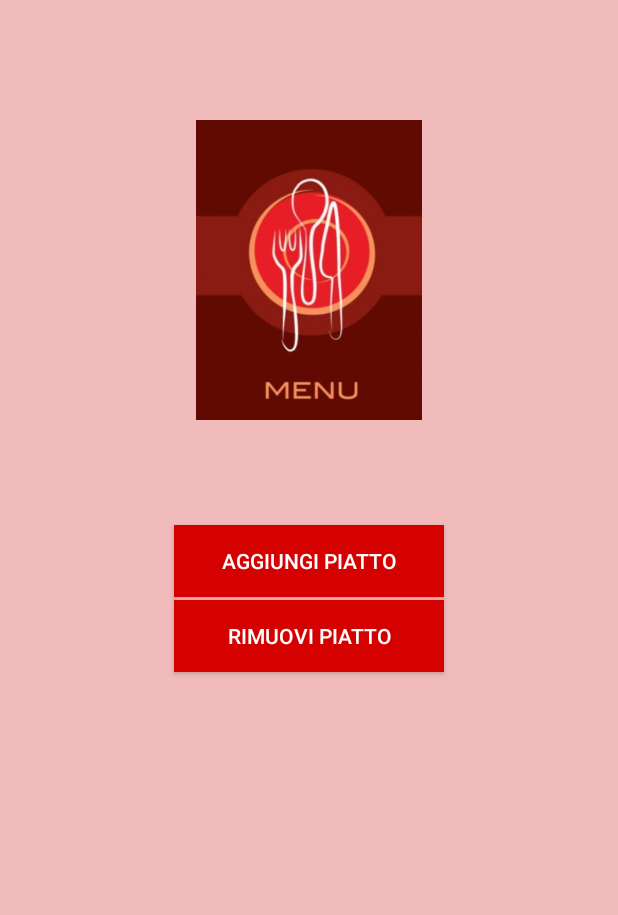
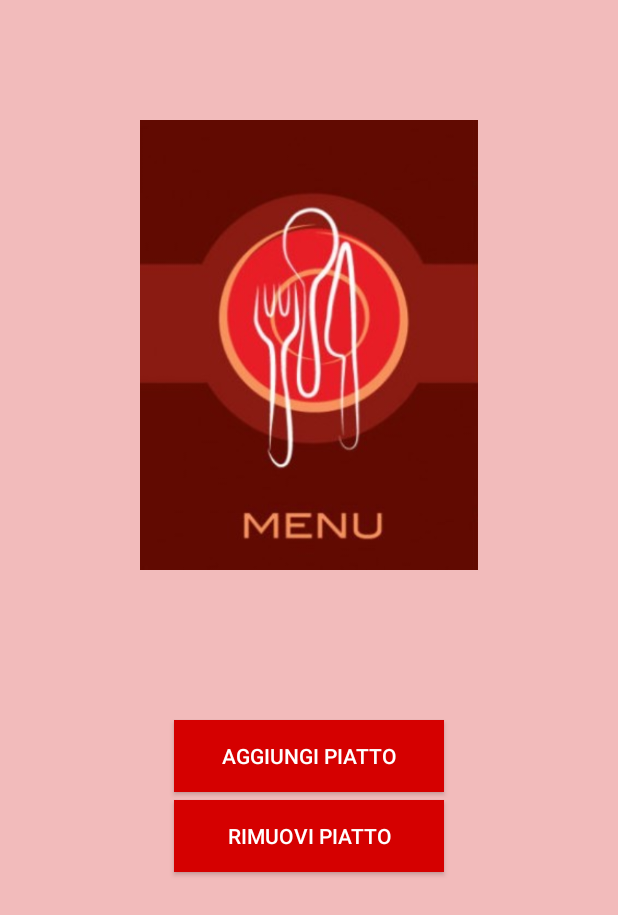
Before and after one commit to silvialorusso90/SMS_Lorusso_Silvia, an Android app: the layout activity_modifica_menu.xml on its own in the app's theme, with its tools: preview values and no code run, on a phone screen of 412 x 824 dp. Shown: the top 915 px of the screen. Run offline under Robolectric (Android 15) with nearby library versions, the phone set to English and light mode, and no system bars.

Commit message:
modifica dei file di layout

```diff
--- a/app/src/main/java/com/example/sms_lorusso_silvia/Cliente_Activity.java
+++ b/app/src/main/java/com/example/sms_lorusso_silvia/Cliente_Activity.java
@@ -15,8 +15,8 @@ public class Cliente_Activity extends AppCompatActivity {
     protected void onCreate(Bundle savedInstanceState) {
         super.onCreate(savedInstanceState);
         setContentView(R.layout.activity_cliente);
-        //Toolbar toolbar = (Toolbar) findViewById(R.id.toolbar);
-        //setSupportActionBar(toolbar);
+
+        setTitle("");
     }
 
     public void lanciaOrdineCliente(View view) {
--- a/app/src/main/java/com/example/sms_lorusso_silvia/Modifica_menu_activity.java
+++ b/app/src/main/java/com/example/sms_lorusso_silvia/Modifica_menu_activity.java
@@ -15,8 +15,7 @@ public class Modifica_menu_activity extends AppCompatActivity {
     protected void onCreate(Bundle savedInstanceState) {
         super.onCreate(savedInstanceState);
         setContentView(R.layout.activity_modifica_menu);
-        //Toolbar toolbar = (Toolbar) findViewById(R.id.toolbar);
-        //setSupportActionBar(toolbar);
+        setTitle("");
     }
 
     public void lanciaAggiungiPiatto(View view) {
--- a/app/src/main/java/com/example/sms_lorusso_silvia/Pagadopo_Activity.java
+++ b/app/src/main/java/com/example/sms_lorusso_silvia/Pagadopo_Activity.java
@@ -14,6 +14,8 @@ public class Pagadopo_Activity extends AppCompatActivity {
         super.onCreate(savedInstanceState);
         setContentView(R.layout.activity_pagadopo_);
 
+        setTitle("");
+
         a = (TextView) findViewById(R.id.textView7);
     }
 }
--- a/app/src/main/java/com/example/sms_lorusso_silvia/Rimuovi_Piatto_Activity.java
+++ b/app/src/main/java/com/example/sms_lorusso_silvia/Rimuovi_Piatto_Activity.java
@@ -20,8 +20,8 @@ public class Rimuovi_Piatto_Activity extends AppCompatActivity {
     protected void onCreate(Bundle savedInstanceState) {
         super.onCreate(savedInstanceState);
         setContentView(R.layout.activity_rimuovi_pi);
-        //Toolbar toolbar = (Toolbar) findViewById(R.id.toolbar);
-        //setSupportActionBar(toolbar);
+
+        setTitle("");
 
         final RecyclerView recyclerView = (RecyclerView) findViewById(R.id.rec_r_p);
         recyclerView.setLayoutManager(new LinearLayoutManager(this));
--- a/app/src/main/java/com/example/sms_lorusso_silvia/RistoratoreActivity.java
+++ b/app/src/main/java/com/example/sms_lorusso_silvia/RistoratoreActivity.java
@@ -13,6 +13,8 @@ public class RistoratoreActivity extends AppCompatActivity {
     protected void onCreate(Bundle savedInstanceState) {
         super.onCreate(savedInstanceState);
         setContentView(R.layout.activity_ristoratore);
+
+        setTitle("");
     }
 
     public void lanciaVisualizzaMenu(View view) {
--- a/app/src/main/res/layout/activity_modifica_menu.xml
+++ b/app/src/main/res/layout/activity_modifica_menu.xml
@@ -12,9 +12,9 @@
 
     <ImageView
         android:id="@+id/imageView"
-        android:layout_width="200dp"
-        android:layout_height="200dp"
-        android:layout_marginTop="80dp"
+        android:layout_width="300sp"
+        android:layout_height="300sp"
+        android:layout_marginTop="80sp"
         android:layout_centerHorizontal="true"
         app:srcCompat="@drawable/menu"  />
 
@@ -23,7 +23,8 @@
         android:layout_width="180dp"
         android:layout_height="wrap_content"
         android:layout_centerHorizontal="true"
-        android:layout_marginTop="350dp"
+        android:layout_marginTop="100sp"
+        android:layout_below="@id/imageView"
         android:onClick="lanciaAggiungiPiatto"
         android:text="@string/aggiungi_piatto"
         android:background="@color/color1"
@@ -35,7 +36,8 @@
         android:layout_width="180dp"
         android:layout_height="wrap_content"
         android:layout_centerHorizontal="true"
-        android:layout_marginTop="400dp"
+        android:layout_below="@id/button1"
+        android:layout_marginTop="5sp"
         android:onClick="lanciaRimuoviPiatto"
         android:background="@color/color1"
         android:textColor="@android:color/white"
--- a/app/src/main/res/layout/activity_ordina__ins__piatto_.xml
+++ b/app/src/main/res/layout/activity_ordina__ins__piatto_.xml
@@ -9,7 +9,7 @@
     android:background="@color/colorAccent">
 
     <android.support.v7.widget.RecyclerView
-        android:layout_marginTop="55dp"
+        android:layout_marginTop="5sp"
         android:id="@+id/recycler"
         android:layout_width="match_parent"
         android:layout_height="match_parent"
--- a/app/src/main/res/layout/activity_riepilogo__ordine.xml
+++ b/app/src/main/res/layout/activity_riepilogo__ordine.xml
@@ -3,7 +3,6 @@
     android:layout_width="match_parent"
     android:layout_height="match_parent"
     android:id="@+id/relative"
-    android:paddingTop="55dp"
     android:layout_above="@id/textView"
     android:background="@color/colorAccent">
 
```
Also changed, not shown: app/src/main/java/com/example/sms_lorusso_silvia/Aggiungi_Piatto_Activity.java (+2 -8 lines), app/src/main/java/com/example/sms_lorusso_silvia/mMySQL/Sender_r_pi.java (+18 -5 lines), app/src/main/res/layout/activity_ristoratore.xml (+11 -6 lines).
